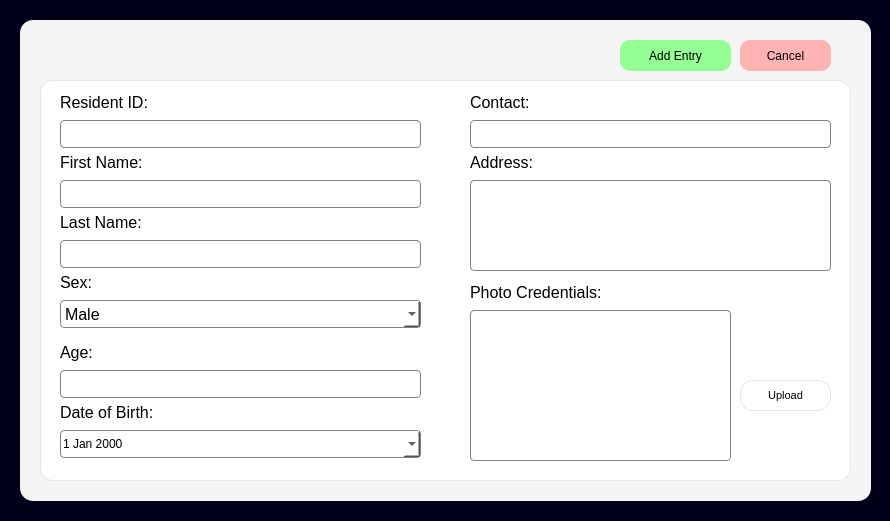
First picture: the form in uifiles/addresidentui.ui, repository mustafamclngn/CCC151-ComplaSys, before the edit.
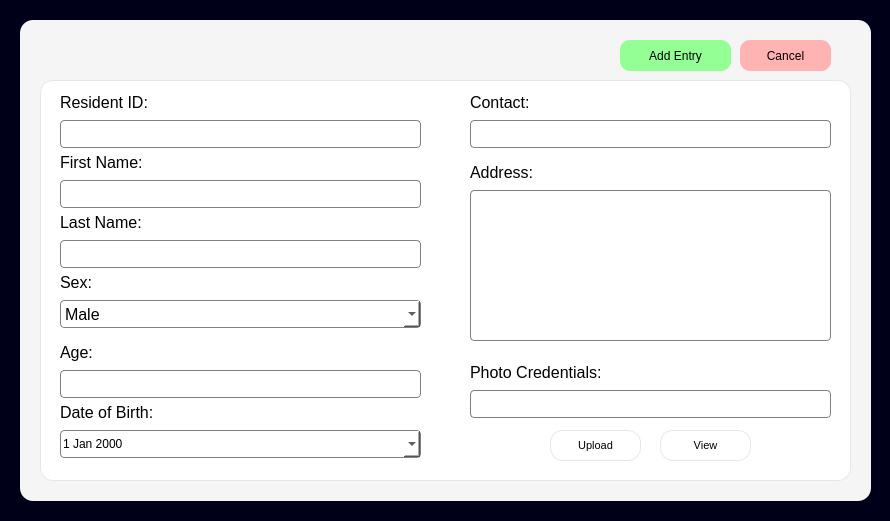
Second picture: the form after the edit. Icons and pictures are not drawn.

Commit message: new ui, photo label to line edit

The edit to the form file:
```diff
--- a/uifiles/addresidentui.ui
+++ b/uifiles/addresidentui.ui
@@ -360,7 +360,7 @@
      <property name="geometry">
       <rect>
        <x>430</x>
-       <y>70</y>
+       <y>80</y>
        <width>161</width>
        <height>24</height>
       </rect>
@@ -381,9 +381,9 @@
      <property name="geometry">
       <rect>
        <x>430</x>
-       <y>100</y>
+       <y>110</y>
        <width>361</width>
-       <height>91</height>
+       <height>151</height>
       </rect>
      </property>
      <property name="font">
@@ -408,7 +408,7 @@
      <property name="geometry">
       <rect>
        <x>430</x>
-       <y>200</y>
+       <y>280</y>
        <width>201</width>
        <height>24</height>
       </rect>
@@ -428,8 +428,8 @@
     <widget class="QPushButton" name="addresident_photo_button">
      <property name="geometry">
       <rect>
-       <x>700</x>
-       <y>300</y>
+       <x>510</x>
+       <y>350</y>
        <width>91</width>
        <height>31</height>
       </rect>
@@ -450,19 +450,52 @@
       <string>Upload</string>
      </property>
     </widget>
-    <widget class="QWidget" name="widget" native="true">
+    <widget class="QLineEdit" name="addresident_photo_label">
      <property name="geometry">
       <rect>
        <x>430</x>
-       <y>230</y>
-       <width>261</width>
-       <height>151</height>
+       <y>310</y>
+       <width>361</width>
+       <height>28</height>
       </rect>
      </property>
+     <property name="font">
+      <font>
+       <pointsize>12</pointsize>
+      </font>
+     </property>
      <property name="styleSheet">
       <string notr="true">background-color: white;
 border: 1px solid grey;
 border-radius: 4px;</string>
+     </property>
+     <property name="text">
+      <string/>
+     </property>
+    </widget>
+    <widget class="QPushButton" name="addresident_view_button">
+     <property name="geometry">
+      <rect>
+       <x>620</x>
+       <y>350</y>
+       <width>91</width>
+       <height>31</height>
+      </rect>
+     </property>
+     <property name="font">
+      <font>
+       <family>System</family>
+       <pointsize>8</pointsize>
+       <weight>50</weight>
+       <bold>false</bold>
+      </font>
+     </property>
+     <property name="styleSheet">
+      <string notr="true">border: 1px solid rgb(230, 230, 230);
+</string>
+     </property>
+     <property name="text">
+      <string>View</string>
      </property>
     </widget>
    </widget>
```
Left out of the diff: 2 changed lines with no effect on the pictures. The commit also changes 1 other file.
